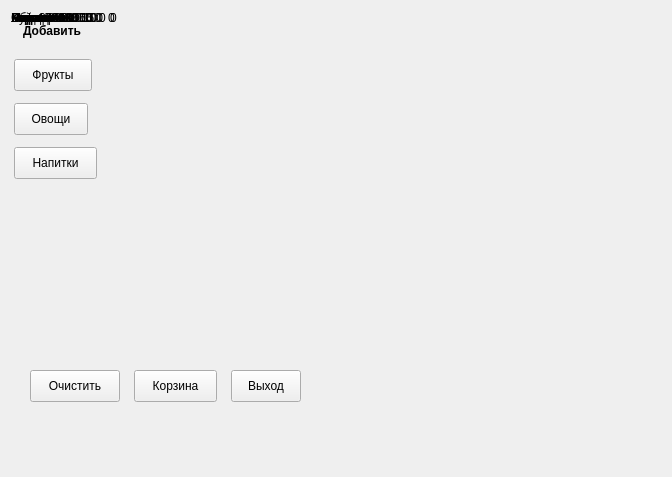
Qt form problems/sprint2/grocery/submission/selector.ui (raaveinm/QtYandexPracticum) before a commit.
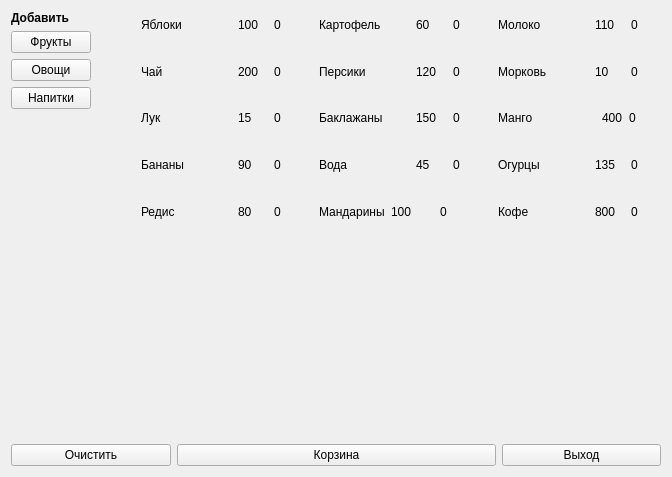
The same form after that commit. Custom widgets are drawn as their Qt base class.

The edit to the form file:
```diff
--- a/problems/sprint2/grocery/submission/selector.ui
+++ b/problems/sprint2/grocery/submission/selector.ui
@@ -14,41 +14,25 @@
    <string>Лавка</string>
   </property>
   <widget class="QWidget" name="centralWidget">
-   <widget class="QPushButton" name="pb_drink">
-    <property name="geometry">
-     <rect>
-      <x>14</x>
-      <y>147</y>
-      <width>83</width>
-      <height>32</height>
-     </rect>
-    </property>
-    <property name="text">
-     <string>Напитки</string>
-    </property>
-   </widget>
-   <widget class="QPushButton" name="pb_vegetable">
-    <property name="geometry">
-     <rect>
-      <x>14</x>
-      <y>103</y>
-      <width>74</width>
-      <height>32</height>
-     </rect>
-    </property>
-    <property name="text">
-     <string>Овощи</string>
-    </property>
-   </widget>
+   <property name="maximumSize">
+    <size>
+     <width>672</width>
+     <height>16777215</height>
+    </size>
+   </property>
+   <layout class="QVBoxLayout" name="verticalLayout_2">
+    <item>
+     <layout class="QHBoxLayout" name="horizontalLayout_2" stretch="0,0">
+      <property name="spacing">
+       <number>50</number>
+      </property>
+      <property name="sizeConstraint">
+       <enum>QLayout::SizeConstraint::SetDefaultConstraint</enum>
+      </property>
+      <item>
+       <layout class="QVBoxLayout" name="verticalLayout">
+        <item>
    <widget class="QLabel" name="label">
-    <property name="geometry">
-     <rect>
-      <x>23</x>
-      <y>23</y>
-      <width>64</width>
-      <height>16</height>
-     </rect>
-    </property>
     <property name="sizePolicy">
      <sizepolicy hsizetype="Maximum" vsizetype="Maximum">
       <horstretch>0</horstretch>
@@ -64,59 +48,129 @@
      <string>Добавить</string>
     </property>
    </widget>
+        </item>
+        <item>
    <widget class="QPushButton" name="pb_fruit">
-    <property name="geometry">
-     <rect>
-      <x>14</x>
-      <y>59</y>
-      <width>78</width>
-      <height>32</height>
-     </rect>
-    </property>
     <property name="text">
      <string>Фрукты</string>
     </property>
    </widget>
-   <widget class="QPushButton" name="btn_exit">
-    <property name="geometry">
-     <rect>
-      <x>231</x>
-      <y>370</y>
-      <width>70</width>
-      <height>32</height>
-     </rect>
-    </property>
+        </item>
+        <item>
+         <widget class="QPushButton" name="pb_vegetable">
+          <property name="text">
+           <string>Овощи</string>
+          </property>
+         </widget>
+        </item>
+        <item>
+         <widget class="QPushButton" name="pb_drink">
     <property name="text">
-     <string>Выход</string>
-    </property>
-   </widget>
-   <widget class="QPushButton" name="btn_cart">
-    <property name="geometry">
-     <rect>
-      <x>134</x>
-      <y>370</y>
-      <width>83</width>
-      <height>32</height>
-     </rect>
-    </property>
+           <string>Напитки</string>
+          </property>
+         </widget>
+        </item>
+        <item>
+         <spacer name="verticalSpacer">
+          <property name="orientation">
+           <enum>Qt::Orientation::Vertical</enum>
+          </property>
+          <property name="sizeHint" stdset="0">
+           <size>
+            <width>20</width>
+            <height>40</height>
+           </size>
+          </property>
+         </spacer>
+        </item>
+       </layout>
+      </item>
+      <item>
+       <layout class="QGridLayout" name="gridLayout">
+        <property name="sizeConstraint">
+         <enum>QLayout::SizeConstraint::SetMinimumSize</enum>
+        </property>
+        <property name="horizontalSpacing">
+         <number>15</number>
+        </property>
+        <property name="verticalSpacing">
+         <number>20</number>
+        </property>
+        <item row="2" column="0">
+         <layout class="QHBoxLayout" name="horizontalLayout_8" stretch="3,1,1">
+          <item>
+           <widget class="ClickableLabel" name="lbl_item_6">
+            <property name="sizePolicy">
+             <sizepolicy hsizetype="Preferred" vsizetype="Preferred">
+              <horstretch>0</horstretch>
+              <verstretch>0</verstretch>
+             </sizepolicy>
+            </property>
     <property name="text">
-     <string>Корзина</string>
-    </property>
-   </widget>
-   <widget class="QPushButton" name="btn_clear">
-    <property name="geometry">
-     <rect>
-      <x>30</x>
-      <y>370</y>
-      <width>90</width>
-      <height>32</height>
-     </rect>
-    </property>
+             <string>Чай</string>
+            </property>
+           </widget>
+          </item>
+          <item>
+           <widget class="QLabel" name="lbl_cost_6">
+            <property name="text">
+             <string>200</string>
+            </property>
+           </widget>
+          </item>
+          <item>
+           <widget class="QLabel" name="lbl_q_6">
+            <property name="sizePolicy">
+             <sizepolicy hsizetype="Preferred" vsizetype="Preferred">
+              <horstretch>0</horstretch>
+              <verstretch>0</verstretch>
+             </sizepolicy>
+            </property>
     <property name="text">
-     <string>Очистить</string>
-    </property>
-   </widget>
-   <widget class="QWidget" name="">
+             <string>0</string>
+            </property>
+           </widget>
+          </item>
+         </layout>
+        </item>
+        <item row="2" column="2">
+         <layout class="QHBoxLayout" name="horizontalLayout_7" stretch="3,1,1">
+          <item>
+           <widget class="ClickableLabel" name="lbl_item_5">
+            <property name="sizePolicy">
+             <sizepolicy hsizetype="Preferred" vsizetype="Preferred">
+              <horstretch>0</horstretch>
+              <verstretch>0</verstretch>
+             </sizepolicy>
+            </property>
+            <property name="text">
+             <string>Морковь</string>
+            </property>
+           </widget>
+          </item>
+          <item>
+           <widget class="QLabel" name="lbl_cost_5">
+            <property name="text">
+             <string>10</string>
+            </property>
+           </widget>
+          </item>
+          <item>
+           <widget class="QLabel" name="lbl_q_5">
+            <property name="sizePolicy">
+             <sizepolicy hsizetype="Preferred" vsizetype="Preferred">
+              <horstretch>0</horstretch>
+              <verstretch>0</verstretch>
+             </sizepolicy>
+            </property>
+            <property name="text">
+             <string>0</string>
+            </property>
+           </widget>
+          </item>
+         </layout>
+        </item>
+        <item row="0" column="2">
     <layout class="QHBoxLayout" name="horizontalLayout_5" stretch="3,1,1">
      <item>
       <widget class="ClickableLabel" name="lbl_item_3">
@@ -152,9 +206,157 @@
       </widget>
      </item>
     </layout>
-   </widget>
-   <widget class="QWidget" name="">
-    <layout class="QHBoxLayout" name="horizontalLayout_10" stretch="3,1,1">
+        </item>
+        <item row="3" column="1">
+         <layout class="QHBoxLayout" name="horizontalLayout_9" stretch="3,1,1">
+          <item>
+           <widget class="ClickableLabel" name="lbl_item_7">
+            <property name="sizePolicy">
+             <sizepolicy hsizetype="Preferred" vsizetype="Preferred">
+              <horstretch>0</horstretch>
+              <verstretch>0</verstretch>
+             </sizepolicy>
+            </property>
+            <property name="text">
+             <string>Баклажаны</string>
+            </property>
+           </widget>
+          </item>
+          <item>
+           <widget class="QLabel" name="lbl_cost_7">
+            <property name="text">
+             <string>150</string>
+            </property>
+           </widget>
+          </item>
+          <item>
+           <widget class="QLabel" name="lbl_q_7">
+            <property name="sizePolicy">
+             <sizepolicy hsizetype="Preferred" vsizetype="Preferred">
+              <horstretch>0</horstretch>
+              <verstretch>0</verstretch>
+             </sizepolicy>
+            </property>
+            <property name="text">
+             <string>0</string>
+            </property>
+           </widget>
+          </item>
+         </layout>
+        </item>
+        <item row="0" column="1">
+         <layout class="QHBoxLayout" name="horizontalLayout_4" stretch="3,1,1">
+          <item>
+           <widget class="ClickableLabel" name="lbl_item_2">
+            <property name="sizePolicy">
+             <sizepolicy hsizetype="Preferred" vsizetype="Preferred">
+              <horstretch>0</horstretch>
+              <verstretch>0</verstretch>
+             </sizepolicy>
+            </property>
+            <property name="text">
+             <string>Картофель</string>
+            </property>
+           </widget>
+          </item>
+          <item>
+           <widget class="QLabel" name="lbl_cost_2">
+            <property name="text">
+             <string>60</string>
+            </property>
+           </widget>
+          </item>
+          <item>
+           <widget class="QLabel" name="lbl_q_2">
+            <property name="sizePolicy">
+             <sizepolicy hsizetype="Preferred" vsizetype="Preferred">
+              <horstretch>0</horstretch>
+              <verstretch>0</verstretch>
+             </sizepolicy>
+            </property>
+            <property name="text">
+             <string>0</string>
+            </property>
+           </widget>
+          </item>
+         </layout>
+        </item>
+        <item row="7" column="0">
+         <layout class="QHBoxLayout" name="horizontalLayout_17" stretch="3,1,1">
+          <item>
+           <widget class="ClickableLabel" name="lbl_item_15">
+            <property name="sizePolicy">
+             <sizepolicy hsizetype="Preferred" vsizetype="Preferred">
+              <horstretch>0</horstretch>
+              <verstretch>0</verstretch>
+             </sizepolicy>
+            </property>
+            <property name="text">
+             <string>Редис</string>
+            </property>
+           </widget>
+          </item>
+          <item>
+           <widget class="QLabel" name="lbl_cost_15">
+            <property name="text">
+             <string>80</string>
+            </property>
+           </widget>
+          </item>
+          <item>
+           <widget class="QLabel" name="lbl_q_15">
+            <property name="sizePolicy">
+             <sizepolicy hsizetype="Preferred" vsizetype="Preferred">
+              <horstretch>0</horstretch>
+              <verstretch>0</verstretch>
+             </sizepolicy>
+            </property>
+            <property name="text">
+             <string>0</string>
+            </property>
+           </widget>
+          </item>
+         </layout>
+        </item>
+        <item row="2" column="1">
+         <layout class="QHBoxLayout" name="horizontalLayout_6" stretch="3,1,1">
+          <item>
+           <widget class="ClickableLabel" name="lbl_item_4">
+            <property name="sizePolicy">
+             <sizepolicy hsizetype="Preferred" vsizetype="Preferred">
+              <horstretch>0</horstretch>
+              <verstretch>0</verstretch>
+             </sizepolicy>
+            </property>
+            <property name="text">
+             <string>Персики</string>
+            </property>
+           </widget>
+          </item>
+          <item>
+           <widget class="QLabel" name="lbl_cost_4">
+            <property name="text">
+             <string>120</string>
+            </property>
+           </widget>
+          </item>
+          <item>
+           <widget class="QLabel" name="lbl_q_4">
+            <property name="sizePolicy">
+             <sizepolicy hsizetype="Preferred" vsizetype="Preferred">
+              <horstretch>0</horstretch>
+              <verstretch>0</verstretch>
+             </sizepolicy>
+            </property>
+            <property name="text">
+             <string>0</string>
+            </property>
+           </widget>
+          </item>
+         </layout>
+        </item>
+        <item row="3" column="2">
+         <layout class="QHBoxLayout" name="horizontalLayout_10" stretch="3,0,1">
      <item>
       <widget class="ClickableLabel" name="lbl_item_8">
        <property name="sizePolicy">
@@ -189,8 +391,119 @@
       </widget>
      </item>
     </layout>
-   </widget>
-   <widget class="QWidget" name="">
+        </item>
+        <item row="0" column="0">
+         <layout class="QHBoxLayout" name="horizontalLayout_3" stretch="3,1,1">
+          <item>
+           <widget class="ClickableLabel" name="lbl_item_1">
+            <property name="sizePolicy">
+             <sizepolicy hsizetype="Preferred" vsizetype="Preferred">
+              <horstretch>0</horstretch>
+              <verstretch>0</verstretch>
+             </sizepolicy>
+            </property>
+            <property name="text">
+             <string>Яблоки</string>
+            </property>
+           </widget>
+          </item>
+          <item>
+           <widget class="QLabel" name="lbl_cost_1">
+            <property name="text">
+             <string>100</string>
+            </property>
+           </widget>
+          </item>
+          <item>
+           <widget class="QLabel" name="lbl_q_1">
+            <property name="sizePolicy">
+             <sizepolicy hsizetype="Preferred" vsizetype="Preferred">
+              <horstretch>0</horstretch>
+              <verstretch>0</verstretch>
+             </sizepolicy>
+            </property>
+            <property name="text">
+             <string>0</string>
+            </property>
+           </widget>
+          </item>
+         </layout>
+        </item>
+        <item row="4" column="2">
+         <layout class="QHBoxLayout" name="horizontalLayout_13" stretch="3,1,1">
+          <item>
+           <widget class="ClickableLabel" name="lbl_item_11">
+            <property name="sizePolicy">
+             <sizepolicy hsizetype="Preferred" vsizetype="Preferred">
+              <horstretch>0</horstretch>
+              <verstretch>0</verstretch>
+             </sizepolicy>
+            </property>
+            <property name="text">
+             <string>Огурцы</string>
+            </property>
+           </widget>
+          </item>
+          <item>
+           <widget class="QLabel" name="lbl_cost_11">
+            <property name="text">
+             <string>135</string>
+            </property>
+           </widget>
+          </item>
+          <item>
+           <widget class="QLabel" name="lbl_q_11">
+            <property name="sizePolicy">
+             <sizepolicy hsizetype="Preferred" vsizetype="Preferred">
+              <horstretch>0</horstretch>
+              <verstretch>0</verstretch>
+             </sizepolicy>
+            </property>
+            <property name="text">
+             <string>0</string>
+            </property>
+           </widget>
+          </item>
+         </layout>
+        </item>
+        <item row="3" column="0">
+         <layout class="QHBoxLayout" name="horizontalLayout_11" stretch="3,1,1">
+          <item>
+           <widget class="ClickableLabel" name="lbl_item_9">
+            <property name="sizePolicy">
+             <sizepolicy hsizetype="Preferred" vsizetype="Preferred">
+              <horstretch>0</horstretch>
+              <verstretch>0</verstretch>
+             </sizepolicy>
+            </property>
+            <property name="text">
+             <string>Лук</string>
+            </property>
+           </widget>
+          </item>
+          <item>
+           <widget class="QLabel" name="lbl_cost_9">
+            <property name="text">
+             <string>15</string>
+            </property>
+           </widget>
+          </item>
+          <item>
+           <widget class="QLabel" name="lbl_q_9">
+            <property name="sizePolicy">
+             <sizepolicy hsizetype="Preferred" vsizetype="Preferred">
+              <horstretch>0</horstretch>
+              <verstretch>0</verstretch>
+             </sizepolicy>
+            </property>
+            <property name="text">
+             <string>0</string>
+            </property>
+           </widget>
+          </item>
+         </layout>
+        </item>
+        <item row="4" column="1">
     <layout class="QHBoxLayout" name="horizontalLayout_12" stretch="3,1,1">
      <item>
       <widget class="ClickableLabel" name="lbl_item_10">
@@ -226,8 +539,8 @@
       </widget>
      </item>
     </layout>
-   </widget>
-   <widget class="QWidget" name="">
+        </item>
+        <item row="4" column="0">
     <layout class="QHBoxLayout" name="horizontalLayout_14" stretch="3,1,1">
      <item>
       <widget class="ClickableLabel" name="lbl_item_12">
@@ -263,31 +576,11 @@
       </widget>
      </item>
     </layout>
-   </widget>
-   <widget class="QWidget" name="">
-    <layout class="QHBoxLayout" name="horizontalLayout_4" stretch="3,1,1">
-     <item>
-      <widget class="ClickableLabel" name="lbl_item_2">
-       <property name="sizePolicy">
-        <sizepolicy hsizetype="Preferred" vsizetype="Preferred">
-         <horstretch>0</horstretch>
-         <verstretch>0</verstretch>
-        </sizepolicy>
-       </property>
-       <property name="text">
-        <string>Картофель</string>
-       </property>
-      </widget>
-     </item>
+        </item>
+        <item row="7" column="1">
+         <layout class="QHBoxLayout" name="horizontalLayout_15" stretch="0,1,1">
      <item>
-      <widget class="QLabel" name="lbl_cost_2">
-       <property name="text">
-        <string>60</string>
-       </property>
-      </widget>
-     </item>
-     <item>
-      <widget class="QLabel" name="lbl_q_2">
+           <widget class="ClickableLabel" name="lbl_item_13">
        <property name="sizePolicy">
         <sizepolicy hsizetype="Preferred" vsizetype="Preferred">
          <horstretch>0</horstretch>
@@ -295,36 +588,19 @@
         </sizepolicy>
        </property>
        <property name="text">
-        <string>0</string>
+             <string>Мандарины</string>
        </property>
       </widget>
      </item>
-    </layout>
-   </widget>
-   <widget class="QWidget" name="">
-    <layout class="QHBoxLayout" name="horizontalLayout_11" stretch="3,1,1">
      <item>
-      <widget class="ClickableLabel" name="lbl_item_9">
-       <property name="sizePolicy">
-        <sizepolicy hsizetype="Preferred" vsizetype="Preferred">
-         <horstretch>0</horstretch>
-         <verstretch>0</verstretch>
-        </sizepolicy>
-       </property>
+           <widget class="QLabel" name="lbl_cost_13">
        <property name="text">
-        <string>Лук</string>
+             <string>100</string>
        </property>
       </widget>
      </item>
      <item>
-      <widget class="QLabel" name="lbl_cost_9">
-       <property name="text">
-        <string>15</string>
-       </property>
-      </widget>
-     </item>
-     <item>
-      <widget class="QLabel" name="lbl_q_9">
+           <widget class="QLabel" name="lbl_q_13">
        <property name="sizePolicy">
         <sizepolicy hsizetype="Preferred" vsizetype="Preferred">
          <horstretch>0</horstretch>
@@ -337,45 +613,8 @@
       </widget>
      </item>
     </layout>
-   </widget>
-   <widget class="QWidget" name="">
-    <layout class="QHBoxLayout" name="horizontalLayout_13" stretch="3,1,1">
-     <item>
-      <widget class="ClickableLabel" name="lbl_item_11">
-       <property name="sizePolicy">
-        <sizepolicy hsizetype="Preferred" vsizetype="Preferred">
-         <horstretch>0</horstretch>
-         <verstretch>0</verstretch>
-        </sizepolicy>
-       </property>
-       <property name="text">
-        <string>Огурцы</string>
-       </property>
-      </widget>
-     </item>
-     <item>
-      <widget class="QLabel" name="lbl_cost_11">
-       <property name="text">
-        <string>135</string>
-       </property>
-      </widget>
-     </item>
-     <item>
-      <widget class="QLabel" name="lbl_q_11">
-       <property name="sizePolicy">
-        <sizepolicy hsizetype="Preferred" vsizetype="Preferred">
-         <horstretch>0</horstretch>
-         <verstretch>0</verstretch>
-        </sizepolicy>
-       </property>
-       <property name="text">
-        <string>0</string>
-       </property>
-      </widget>
-     </item>
-    </layout>
-   </widget>
-   <widget class="QWidget" name="">
+        </item>
+        <item row="7" column="2">
     <layout class="QHBoxLayout" name="horizontalLayout_16" stretch="3,1,1">
      <item>
       <widget class="ClickableLabel" name="lbl_item_14">
@@ -411,266 +650,50 @@
       </widget>
      </item>
     </layout>
-   </widget>
-   <widget class="QWidget" name="">
-    <layout class="QHBoxLayout" name="horizontalLayout_6" stretch="3,1,1">
-     <item>
-      <widget class="ClickableLabel" name="lbl_item_4">
-       <property name="sizePolicy">
-        <sizepolicy hsizetype="Preferred" vsizetype="Preferred">
-         <horstretch>0</horstretch>
-         <verstretch>0</verstretch>
-        </sizepolicy>
-       </property>
-       <property name="text">
-        <string>Персики</string>
-       </property>
-      </widget>
-     </item>
-     <item>
-      <widget class="QLabel" name="lbl_cost_4">
-       <property name="text">
-        <string>120</string>
-       </property>
-      </widget>
-     </item>
-     <item>
-      <widget class="QLabel" name="lbl_q_4">
-       <property name="sizePolicy">
-        <sizepolicy hsizetype="Preferred" vsizetype="Preferred">
-         <horstretch>0</horstretch>
-         <verstretch>0</verstretch>
-        </sizepolicy>
-       </property>
-       <property name="text">
-        <string>0</string>
-       </property>
-      </widget>
-     </item>
-    </layout>
-   </widget>
-   <widget class="QWidget" name="">
-    <layout class="QHBoxLayout" name="horizontalLayout_8" stretch="3,1,1">
-     <item>
-      <widget class="ClickableLabel" name="lbl_item_6">
-       <property name="sizePolicy">
-        <sizepolicy hsizetype="Preferred" vsizetype="Preferred">
-         <horstretch>0</horstretch>
-         <verstretch>0</verstretch>
-        </sizepolicy>
-       </property>
-       <property name="text">
-        <string>Чай</string>
-       </property>
-      </widget>
-     </item>
-     <item>
-      <widget class="QLabel" name="lbl_cost_6">
-       <property name="text">
-        <string>200</string>
-       </property>
-      </widget>
-     </item>
-     <item>
-      <widget class="QLabel" name="lbl_q_6">
-       <property name="sizePolicy">
-        <sizepolicy hsizetype="Preferred" vsizetype="Preferred">
-         <horstretch>0</horstretch>
-         <verstretch>0</verstretch>
-        </sizepolicy>
-       </property>
-       <property name="text">
-        <string>0</string>
-       </property>
-      </widget>
-     </item>
-    </layout>
-   </widget>
-   <widget class="QWidget" name="">
-    <layout class="QHBoxLayout" name="horizontalLayout_17" stretch="3,1,1">
-     <item>
-      <widget class="ClickableLabel" name="lbl_item_15">
-       <property name="sizePolicy">
-        <sizepolicy hsizetype="Preferred" vsizetype="Preferred">
-         <horstretch>0</horstretch>
-         <verstretch>0</verstretch>
-        </sizepolicy>
-       </property>
-       <property name="text">
-        <string>Редис</string>
-       </property>
-      </widget>
+        </item>
+       </layout>
+      </item>
+     </layout>
      </item>
      <item>
-      <widget class="QLabel" name="lbl_cost_15">
-       <property name="text">
-        <string>80</string>
-       </property>
-      </widget>
-     </item>
-     <item>
-      <widget class="QLabel" name="lbl_q_15">
-       <property name="sizePolicy">
-        <sizepolicy hsizetype="Preferred" vsizetype="Preferred">
-         <horstretch>0</horstretch>
-         <verstretch>0</verstretch>
-        </sizepolicy>
-       </property>
-       <property name="text">
-        <string>0</string>
-       </property>
-      </widget>
-     </item>
-    </layout>
-   </widget>
-   <widget class="QWidget" name="">
-    <layout class="QHBoxLayout" name="horizontalLayout_3" stretch="3,1,1">
+     <spacer name="verticalSpacer_2">
+      <property name="orientation">
+       <enum>Qt::Orientation::Vertical</enum>
+      </property>
+      <property name="sizeHint" stdset="0">
+       <size>
+        <width>20</width>
+        <height>40</height>
+       </size>
+      </property>
+     </spacer>
+    </item>
      <item>
-      <widget class="ClickableLabel" name="lbl_item_1">
-       <property name="sizePolicy">
-        <sizepolicy hsizetype="Preferred" vsizetype="Preferred">
-         <horstretch>0</horstretch>
-         <verstretch>0</verstretch>
-        </sizepolicy>
-       </property>
-       <property name="text">
-        <string>Яблоки</string>
-       </property>
-      </widget>
-     </item>
+     <layout class="QHBoxLayout" name="horizontalLayout" stretch="1,2,1">
      <item>
-      <widget class="QLabel" name="lbl_cost_1">
+       <widget class="QPushButton" name="btn_clear">
        <property name="text">
-        <string>100</string>
+         <string>Очистить</string>
        </property>
       </widget>
      </item>
      <item>
-      <widget class="QLabel" name="lbl_q_1">
-       <property name="sizePolicy">
-        <sizepolicy hsizetype="Preferred" vsizetype="Preferred">
-         <horstretch>0</horstretch>
-         <verstretch>0</verstretch>
-        </sizepolicy>
-       </property>
+       <widget class="QPushButton" name="btn_cart">
        <property name="text">
-        <string>0</string>
+         <string>Корзина</string>
        </property>
       </widget>
      </item>
-    </layout>
-   </widget>
-   <widget class="QWidget" name="">
-    <layout class="QHBoxLayout" name="horizontalLayout_9" stretch="3,1,1">
      <item>
-      <widget class="ClickableLabel" name="lbl_item_7">
-       <property name="sizePolicy">
-        <sizepolicy hsizetype="Preferred" vsizetype="Preferred">
-         <horstretch>0</horstretch>
-         <verstretch>0</verstretch>
-        </sizepolicy>
-       </property>
+       <widget class="QPushButton" name="btn_exit">
        <property name="text">
-        <string>Баклажаны</string>
+         <string>Выход</string>
        </property>
       </widget>
      </item>
-     <item>
-      <widget class="QLabel" name="lbl_cost_7">
-       <property name="text">
-        <string>150</string>
-       </property>
-      </widget>
-     </item>
-     <item>
-      <widget class="QLabel" name="lbl_q_7">
-       <property name="sizePolicy">
-        <sizepolicy hsizetype="Preferred" vsizetype="Preferred">
-         <horstretch>0</horstretch>
-         <verstretch>0</verstretch>
-        </sizepolicy>
-       </property>
-       <property name="text">
-        <string>0</string>
-       </property>
-      </widget>
-     </item>
-    </layout>
-   </widget>
-   <widget class="QWidget" name="">
-    <layout class="QHBoxLayout" name="horizontalLayout_7" stretch="3,1,1">
-     <item>
-      <widget class="ClickableLabel" name="lbl_item_5">
-       <property name="sizePolicy">
-        <sizepolicy hsizetype="Preferred" vsizetype="Preferred">
-         <horstretch>0</horstretch>
-         <verstretch>0</verstretch>
-        </sizepolicy>
-       </property>
-       <property name="text">
-        <string>Морковь</string>
-       </property>
-      </widget>
-     </item>
-     <item>
-      <widget class="QLabel" name="lbl_cost_5">
-       <property name="text">
-        <string>10</string>
-       </property>
-      </widget>
-     </item>
-     <item>
-      <widget class="QLabel" name="lbl_q_5">
-       <property name="sizePolicy">
-        <sizepolicy hsizetype="Preferred" vsizetype="Preferred">
-         <horstretch>0</horstretch>
-         <verstretch>0</verstretch>
-        </sizepolicy>
-       </property>
-       <property name="text">
-        <string>0</string>
-       </property>
-      </widget>
-     </item>
-    </layout>
-   </widget>
-   <widget class="QWidget" name="">
-    <layout class="QHBoxLayout" name="horizontalLayout_15" stretch="3,1,1">
-     <item>
-      <widget class="ClickableLabel" name="lbl_item_13">
-       <property name="sizePolicy">
-        <sizepolicy hsizetype="Preferred" vsizetype="Preferred">
-         <horstretch>0</horstretch>
-         <verstretch>0</verstretch>
-        </sizepolicy>
-       </property>
-       <property name="text">
-        <string>Мандарины</string>
-       </property>
-      </widget>
-     </item>
-     <item>
-      <widget class="QLabel" name="lbl_cost_13">
-       <property name="text">
-        <string>100</string>
-       </property>
-      </widget>
-     </item>
-     <item>
-      <widget class="QLabel" name="lbl_q_13">
-       <property name="sizePolicy">
-        <sizepolicy hsizetype="Preferred" vsizetype="Preferred">
-         <horstretch>0</horstretch>
-         <verstretch>0</verstretch>
-        </sizepolicy>
-       </property>
-       <property name="text">
-        <string>0</string>
-       </property>
-      </widget>
-     </item>
-    </layout>
-   </widget>
+     </layout>
+    </item>
+   </layout>
   </widget>
  </widget>
  <layoutdefault spacing="6" margin="11"/>
```
Lines whose indentation alone changed are shown as unchanged.
